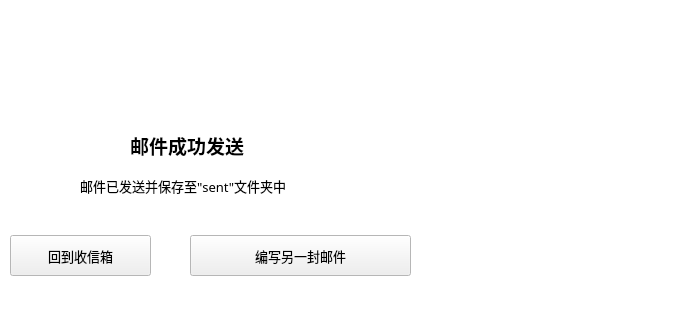
Before: the Qt Designer form MainWindow.ui in liaosunny123/QuickMail, drawn with Qt 5; both pictures show x 390 to 1069 and y 85 to 405 of the 1069 by 711 pixel window.
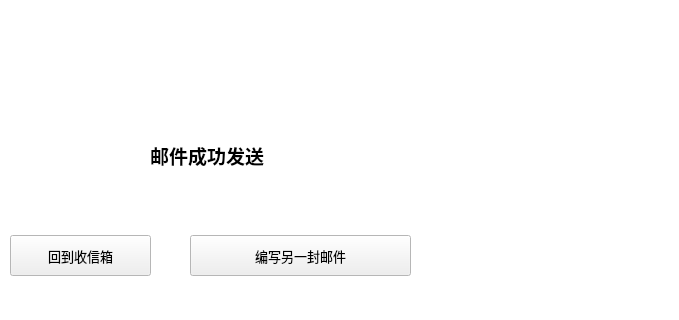
After: the same form once the commit is applied. The open tabs and pages were chosen to show the change. Icons and pictures are not drawn.

The edit to the form file:
```diff
--- a/MainWindow.ui
+++ b/MainWindow.ui
@@ -627,9 +627,9 @@
        <widget class="QLabel" name="label_2">
         <property name="geometry">
          <rect>
-          <x>300</x>
-          <y>190</y>
-          <width>161</width>
+          <x>320</x>
+          <y>200</y>
+          <width>121</width>
           <height>41</height>
          </rect>
         </property>
@@ -683,25 +683,6 @@
          <string>编写另一封邮件</string>
         </property>
        </widget>
-       <widget class="QLabel" name="label_3">
-        <property name="geometry">
-         <rect>
-          <x>250</x>
-          <y>240</y>
-          <width>441</width>
-          <height>21</height>
-         </rect>
-        </property>
-        <property name="font">
-         <font>
-          <family>Microsoft YaHei UI Light</family>
-          <pointsize>10</pointsize>
-         </font>
-        </property>
-        <property name="text">
-         <string>邮件已发送并保存至&quot;sent&quot;文件夹中</string>
-        </property>
-       </widget>
       </widget>
      </widget>
     </item>
```
Left out of the diff: 19 changed lines with no effect on the pictures.
